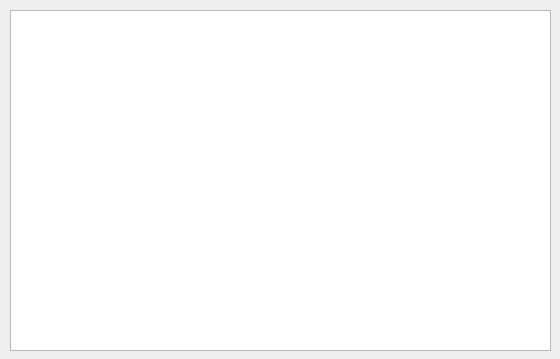
AKorezin/quadratic, file dialog.ui: the form before one commit.
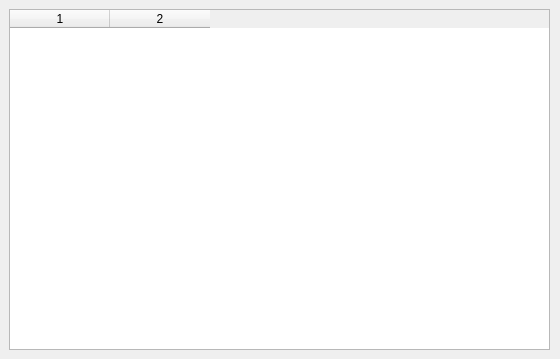
The form after the commit.

Commit message: validation output file display scrollbar + collumn width

```diff
--- a/dialog.ui
+++ b/dialog.ui
@@ -10,18 +10,47 @@
     <height>359</height>
    </rect>
   </property>
+  <property name="minimumSize">
+   <size>
+    <width>200</width>
+    <height>200</height>
+   </size>
+  </property>
   <property name="windowTitle">
    <string>File Solution</string>
   </property>
   <widget class="QTableWidget" name="tableWidget">
    <property name="geometry">
     <rect>
-     <x>10</x>
-     <y>10</y>
+     <x>9</x>
+     <y>9</y>
      <width>541</width>
      <height>341</height>
     </rect>
    </property>
+   <property name="minimumSize">
+    <size>
+     <width>0</width>
+     <height>0</height>
+    </size>
+   </property>
+   <property name="sizeAdjustPolicy">
+    <enum>QAbstractScrollArea::AdjustIgnored</enum>
+   </property>
+   <property name="textElideMode">
+    <enum>Qt::ElideNone</enum>
+   </property>
+   <property name="horizontalScrollMode">
+    <enum>QAbstractItemView::ScrollPerPixel</enum>
+   </property>
+   <property name="columnCount">
+    <number>2</number>
+   </property>
+   <attribute name="horizontalHeaderCascadingSectionResizes">
+    <bool>true</bool>
+   </attribute>
+   <column/>
+   <column/>
   </widget>
  </widget>
  <resources/>
```
The commit also changes 3 other files.
